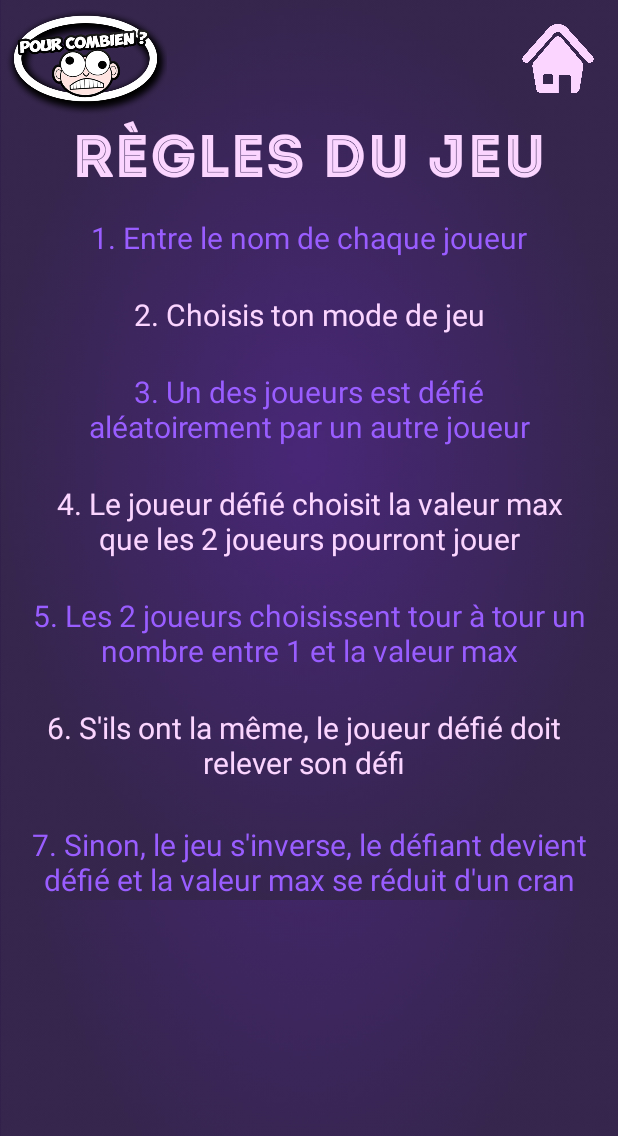
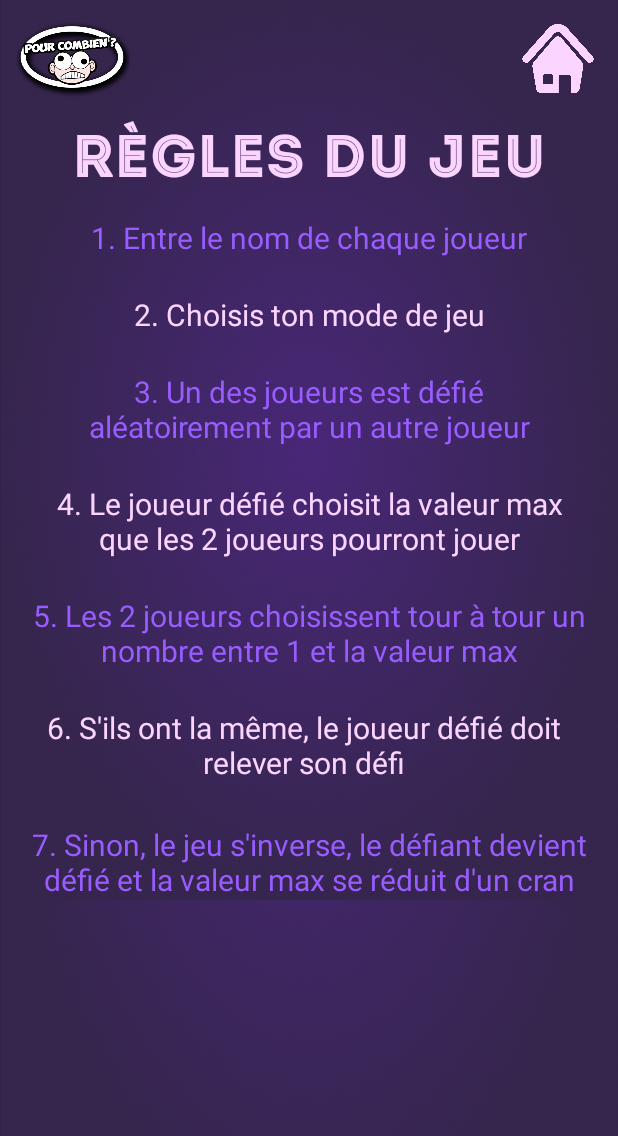
Before and after one commit to Adel83/PourCombien, an Android app: the screen it shows after launch (RulesActivity), after a tap on "Liste représentant les règles du jeu", on a phone screen of 412 x 824 dp. Shown: the top 1136 px of the screen. Run offline under Robolectric (Android 15) with nearby library versions, the phone set to English and light mode, and no system bars; 2 other taps on this screen came first.

Commit message:
last changes

```diff
--- a/app/src/main/res/layout/activity_rules.xml
+++ b/app/src/main/res/layout/activity_rules.xml
@@ -13,6 +13,13 @@
             android:layout_width="match_parent"
             android:layout_height="wrap_content"
             tools:context=".Activities.QuestionActivity">
+        <ImageView
+                android:layout_width="80dp"
+                android:layout_height="56dp" app:srcCompat="@drawable/logo"
+                android:id="@+id/imageView11" app:layout_constraintStart_toStartOf="parent"
+                app:layout_constraintTop_toTopOf="parent"
+                android:contentDescription="@string/pour_combien_logo" android:layout_marginTop="10dp"
+                android:layout_marginStart="8dp"/>
         <TextView
         android:text="@string/rule_7"
         android:layout_width="371dp"
@@ -93,11 +100,5 @@
             app:layout_constraintTop_toBottomOf="@+id/ruleTitle" app:layout_constraintStart_toStartOf="parent"
             app:layout_constraintEnd_toEndOf="parent"
         />
-        <ImageView
-            android:layout_width="114dp"
-            android:layout_height="78dp" app:srcCompat="@drawable/logo"
-            android:id="@+id/pourCombienLogo" app:layout_constraintStart_toStartOf="parent"
-            app:layout_constraintTop_toTopOf="parent"
-            android:contentDescription="@string/pour_combien_logo"/>
     </android.support.constraint.ConstraintLayout>
 </ScrollView>
```
Also changed, not shown: app/src/main/res/layout/activity_defi.xml (+4 -3 lines), app/src/main/res/layout/activity_first_choice.xml (+5 -4 lines), app/src/main/res/layout/activity_match.xml (+5 -4 lines), app/src/main/res/layout/activity_mode.xml (+5 -4 lines), app/src/main/res/layout/activity_not_match.xml (+5 -4 lines), app/src/main/res/layout/activity_question.xml (+5 -4 lines), app/src/main/res/layout/activity_second_choice.xml (+4 -3 lines), app/src/main/res/layout/activity_versus.xml (+7 -0 lines).
